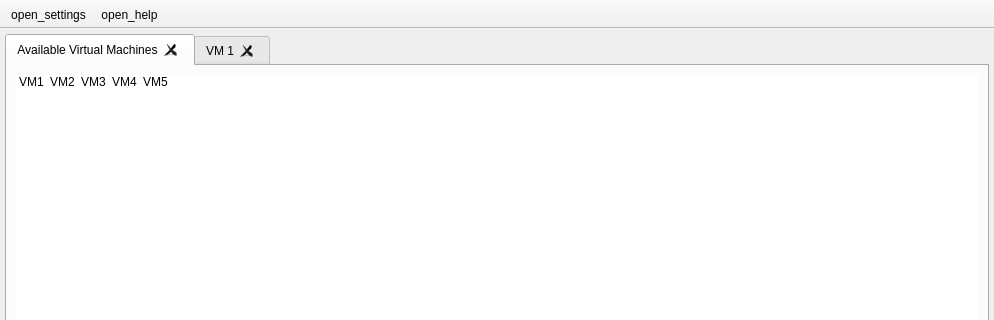
This is src/mainwindow.ui in matty45/collabvm-cpp-client as Qt 5 draws it before an edit; both pictures show x 0 to 994 and y 0 to 320 of the 994 by 759 pixel window. The edited form follows.
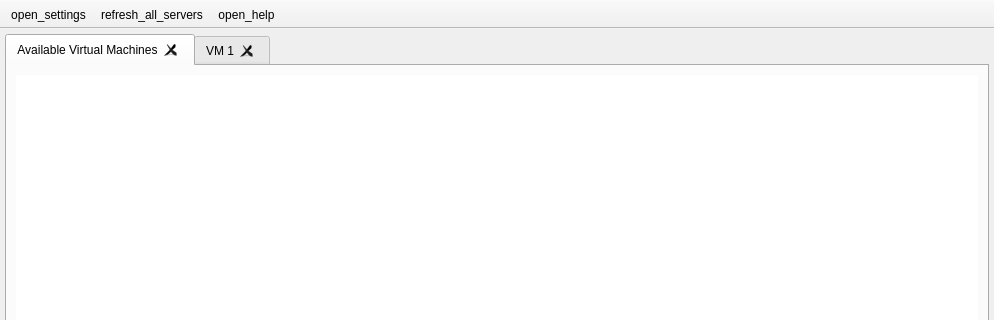
This is the edited form. Icons and pictures are not drawn.

Commit message: initial model/view stuff

What changed in the file:
```diff
--- a/src/mainwindow.ui
+++ b/src/mainwindow.ui
@@ -13,7 +13,7 @@
   <property name="minimumSize">
    <size>
     <width>318</width>
-    <height>93</height>
+    <height>318</height>
    </size>
   </property>
   <property name="windowTitle">
@@ -68,79 +68,10 @@
        </attribute>
        <layout class="QGridLayout" name="gridLayout_2">
         <item row="0" column="0">
-         <widget class="QListWidget" name="listWidget">
+         <widget class="QListView" name="vm_list_view">
           <property name="frameShape">
            <enum>QFrame::Shape::NoFrame</enum>
           </property>
-          <property name="iconSize">
-           <size>
-            <width>350</width>
-            <height>263</height>
-           </size>
-          </property>
-          <property name="resizeMode">
-           <enum>QListView::ResizeMode::Adjust</enum>
-          </property>
-          <property name="layoutMode">
-           <enum>QListView::LayoutMode::SinglePass</enum>
-          </property>
-          <property name="spacing">
-           <number>10</number>
-          </property>
-          <property name="viewMode">
-           <enum>QListView::ViewMode::IconMode</enum>
-          </property>
-          <property name="uniformItemSizes">
-           <bool>true</bool>
-          </property>
-          <property name="sortingEnabled">
-           <bool>true</bool>
-          </property>
-          <item>
-           <property name="text">
-            <string>VM1</string>
-           </property>
-           <property name="icon">
-            <iconset resource="../collabvm-qt-client.qrc">
-             <normaloff>:/Images/Placeholder VM image</normaloff>:/Images/Placeholder VM image</iconset>
-           </property>
-          </item>
-          <item>
-           <property name="text">
-            <string>VM2</string>
-           </property>
-           <property name="icon">
-            <iconset resource="../collabvm-qt-client.qrc">
-             <normaloff>:/Images/Placeholder VM image</normaloff>:/Images/Placeholder VM image</iconset>
-           </property>
-          </item>
-          <item>
-           <property name="text">
-            <string>VM3</string>
-           </property>
-           <property name="icon">
-            <iconset resource="../collabvm-qt-client.qrc">
-             <normaloff>:/Images/Placeholder VM image</normaloff>:/Images/Placeholder VM image</iconset>
-           </property>
-          </item>
-          <item>
-           <property name="text">
-            <string>VM4</string>
-           </property>
-           <property name="icon">
-            <iconset resource="../collabvm-qt-client.qrc">
-             <normaloff>:/Images/Placeholder VM image</normaloff>:/Images/Placeholder VM image</iconset>
-           </property>
-          </item>
-          <item>
-           <property name="text">
-            <string>VM5</string>
-           </property>
-           <property name="icon">
-            <iconset resource="../collabvm-qt-client.qrc">
-             <normaloff>:/Images/Placeholder VM image</normaloff>:/Images/Placeholder VM image</iconset>
-           </property>
-          </item>
          </widget>
         </item>
        </layout>
@@ -189,6 +120,7 @@
     <bool>false</bool>
    </attribute>
    <addaction name="action_open_settings"/>
+   <addaction name="action_refresh_all_servers"/>
    <addaction name="action_open_help"/>
   </widget>
   <action name="action_open_settings">
@@ -219,6 +151,20 @@
     <enum>QAction::MenuRole::AboutRole</enum>
    </property>
   </action>
+  <action name="action_refresh_all_servers">
+   <property name="icon">
+    <iconset theme="sync-synchronizing"/>
+   </property>
+   <property name="text">
+    <string>refresh_all_servers</string>
+   </property>
+   <property name="toolTip">
+    <string>Refresh all CollabVM server instances.</string>
+   </property>
+   <property name="menuRole">
+    <enum>QAction::MenuRole::ApplicationSpecificRole</enum>
+   </property>
+  </action>
  </widget>
  <resources>
   <include location="../collabvm-qt-client.qrc"/>
```
Left out of the diff: 8 changed lines with no effect on the pictures. The commit also changes 11 other files.
